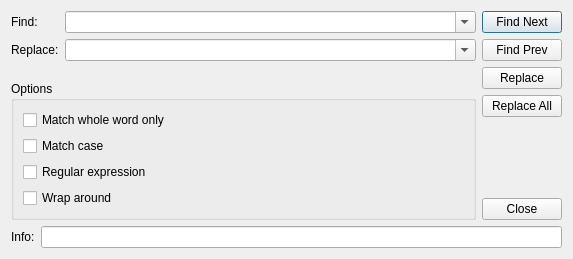
seanxyh/liteide, file liteidex/src/plugins/codesearch/editorreplacedialog.ui: the form before one commit.
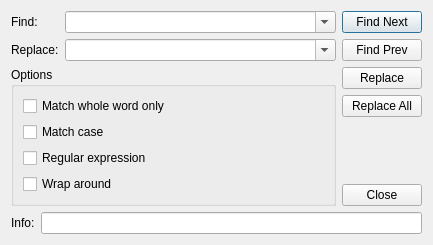
The form after the commit.

Diff of the .ui file:
```diff
--- a/liteidex/src/plugins/codesearch/editorreplacedialog.ui
+++ b/liteidex/src/plugins/codesearch/editorreplacedialog.ui
@@ -6,8 +6,8 @@
    <rect>
     <x>0</x>
     <y>0</y>
-    <width>573</width>
-    <height>259</height>
+    <width>433</width>
+    <height>226</height>
    </rect>
   </property>
   <property name="windowTitle">
```
